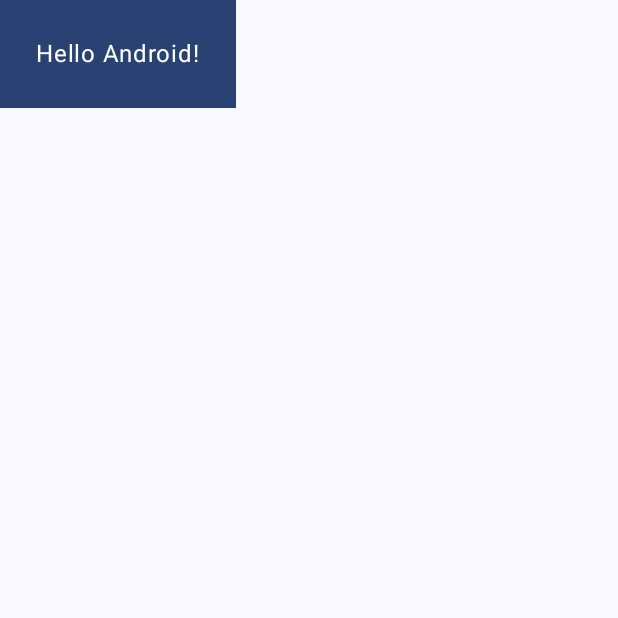
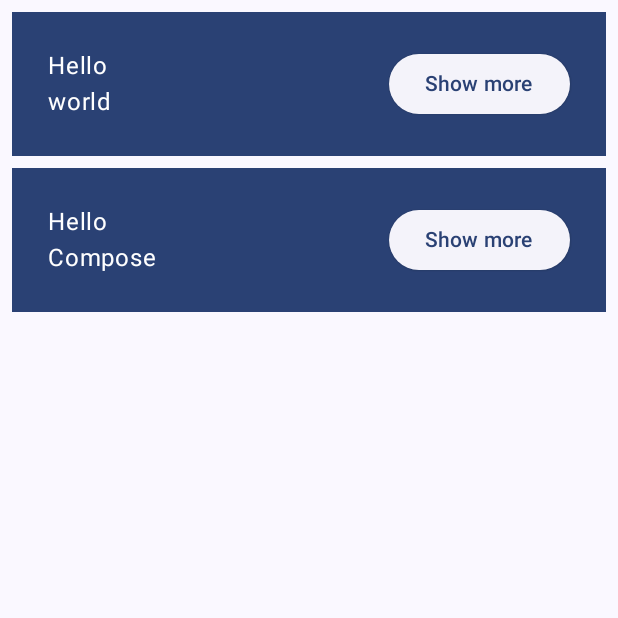
Before and after one commit to leeeyubin/Compose-Android, an Android app built with Jetpack Compose: the composable MyApp shown on its own in the app's theme, on a phone screen of 412 x 824 dp, the top half of it. Run offline under Robolectric (Android 15) with nearby library versions, the phone set to English and light mode, and no system bars.

Commit message:
feat : 열과 행 구현

```diff
--- a/app/src/main/java/com/codelab/basics/MainActivity.kt
+++ b/app/src/main/java/com/codelab/basics/MainActivity.kt
@@ -3,8 +3,11 @@ package com.codelab.basics
 import android.os.Bundle
 import androidx.activity.ComponentActivity
 import androidx.activity.compose.setContent
+import androidx.compose.foundation.layout.Column
+import androidx.compose.foundation.layout.Row
 import androidx.compose.foundation.layout.fillMaxSize
 import androidx.compose.foundation.layout.padding
+import androidx.compose.material3.ElevatedButton
 import androidx.compose.material3.MaterialTheme
 import androidx.compose.material3.Surface
 import androidx.compose.material3.Text
@@ -26,29 +29,41 @@ class MainActivity : ComponentActivity() {
 }
 
 @Composable
-fun MyApp(modifier: Modifier = Modifier) {
-    Surface(
-        modifier = modifier,
-        color = MaterialTheme.colorScheme.background
-    ) {
-        Greeting("Android")
+fun MyApp(
+    modifier: Modifier = Modifier,
+    names: List<String> = listOf("world", "Compose")
+) {
+    Column(modifier = modifier.padding(vertical = 4.dp)) {
+        for (name in names) {
+            Greeting(name = name)
+        }
     }
 }
 
 @Composable
 fun Greeting(name: String, modifier: Modifier = Modifier) {
-    Surface(color = MaterialTheme.colorScheme.primary) {
-        Text(
-            text = "Hello $name!",
-            modifier = modifier.padding(24.dp)
-        )
+    Surface(
+        color = MaterialTheme.colorScheme.primary,
+        modifier = modifier.padding(vertical = 4.dp, horizontal = 8.dp)
+    ) {
+        Row(modifier = Modifier.padding(24.dp)) {
+            Column(modifier = Modifier.weight(1f)) {
+                Text(text = "Hello ")
+                Text(text = name)
+            }
+            ElevatedButton(
+                onClick = { }
+            ) {
+                Text("Show more")
+            }
+        }
     }
 }
 
-@Preview(showBackground = true, name = "Text preview")
+@Preview(showBackground = true, widthDp = 320)
 @Composable
 fun GreetingPreview() {
     BasicsCodelabTheme {
-        Greeting("Android")
+        MyApp()
     }
 }
```
